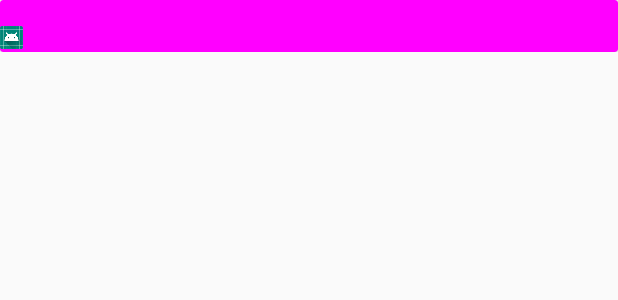
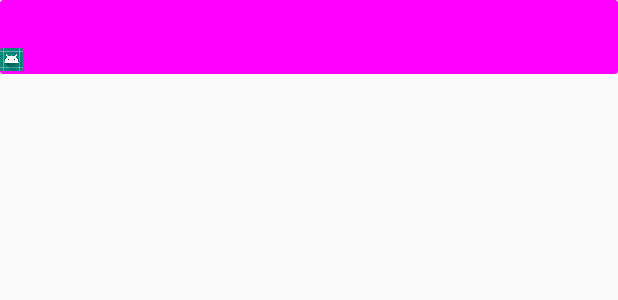
Before and after one commit to FWJerome/FW_MVP_ROOT, an Android app: the layout activity_mainactivity.xml on its own in the app's theme, with its tools: preview values and no code run, on a phone screen of 412 x 824 dp. Shown: the top 300 px of the screen. Run offline under Robolectric (Android 15) with nearby library versions, the phone set to English and light mode, and no system bars.

Commit message:
标题微调

```diff
--- a/build.gradle
+++ b/build.gradle
@@ -11,7 +11,7 @@ buildscript {
         maven { url "https://jitpack.io" }
     }
     dependencies {
-        classpath 'com.android.tools.build:gradle:3.4.0'
+        classpath 'com.android.tools.build:gradle:3.4.1'
         classpath 'com.github.dcendents:android-maven-gradle-plugin:2.1'
         // NOTE: Do not place your application dependencies here; they belong
         // in the individual module build.gradle files
--- a/fw_root_library/src/main/res/layout/widget_ftitle.xml
+++ b/fw_root_library/src/main/res/layout/widget_ftitle.xml
@@ -13,7 +13,7 @@
         <androidx.constraintlayout.widget.ConstraintLayout
             android:layout_width="match_parent"
             android:layout_height="wrap_content"
-            android:paddingTop="15dp">
+            android:paddingTop="30dp">
 
             <androidx.appcompat.widget.AppCompatImageView
                 android:id="@+id/imgLeft"
@@ -54,11 +54,11 @@
     <LinearLayout
         android:id="@+id/llPull"
         android:layout_width="match_parent"
-        android:visibility="gone"
         android:layout_height="wrap_content"
         android:background="@color/baseBackground"
         android:gravity="center"
-        android:orientation="vertical">
+        android:orientation="vertical"
+        android:visibility="gone">
 
         <ProgressBar
             android:layout_width="14dp"
```
Also changed, not shown: 2 other files.
